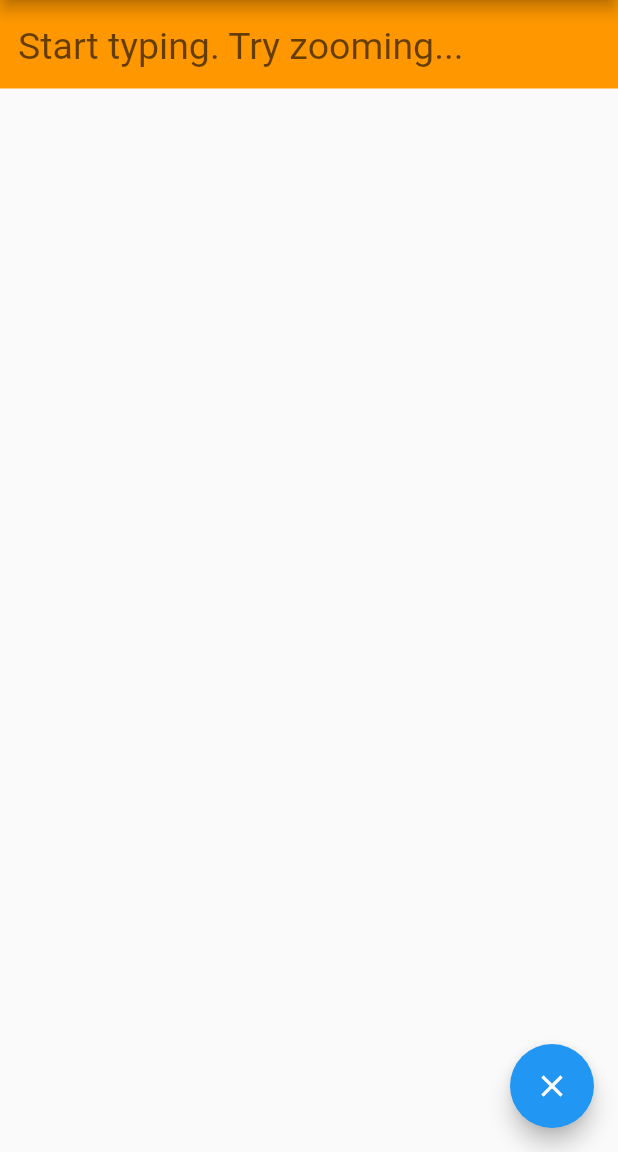
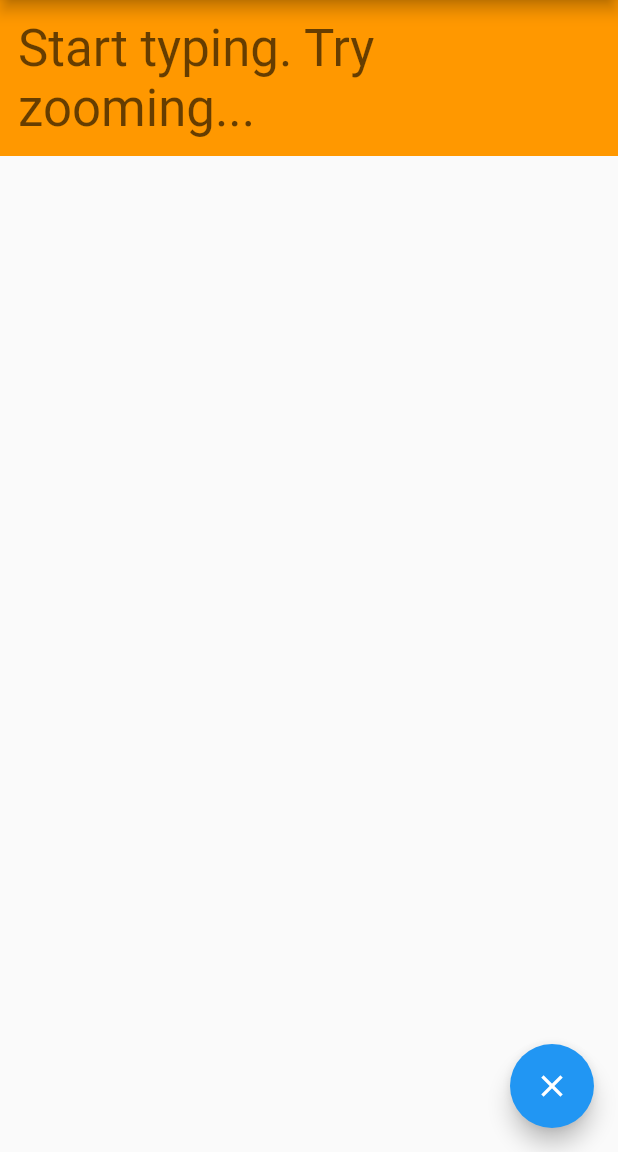
Before and after one commit to andytwoods/big_text, a Flutter app: the screen it shows after launch, on a phone screen of 412 x 824 dp, the part 84-1236 px from its top. Run offline on Flutter 3.47's test engine with Material 2 defaults, Android fonts, the phone set to English and light mode, and no system bars; our stand-ins replace auto_size_text.

Commit message:
resizes text so autofills screen (undersizes at the mo)

```diff
--- a/lib/main.dart
+++ b/lib/main.dart
@@ -46,26 +46,25 @@ class MyHomePage extends StatefulWidget {
 
 const textFieldPadding = EdgeInsets.all(8.0);
 const textFieldTextStyle = TextStyle(fontSize: 30.0);
+const String hintText = 'Start typing. Try zooming...';
+const double MaxFontSize = 200;
+const double MinFontSize = 10;
 
 class _MyHomePageState extends State<MyHomePage> {
   double _scale = 1.0;
 
   final TextEditingController _controller = TextEditingController();
   final GlobalKey _textFieldKey = GlobalKey();
-  final double MaxFontSize = 200;
-  final double MinFontSize = 2;
 
-  double _fontSize = textFieldTextStyle.fontSize;
+  double _fontSize = -1;
 
   @override
   Widget build(BuildContext context) {
-
-
     double getFontSize() {
       double _updatedFontSize = _fontSize * _scale;
-      if(_updatedFontSize < MinFontSize) return MinFontSize;
-      if(_updatedFontSize > MaxFontSize) return MaxFontSize;
-      return  _updatedFontSize;
+      if (_updatedFontSize < MinFontSize) return MinFontSize;
+      if (_updatedFontSize > MaxFontSize) return MaxFontSize;
+      return _updatedFontSize;
     }
 
     return Scaffold(
@@ -80,7 +79,7 @@ class _MyHomePageState extends State<MyHomePage> {
             _scale = scaleDetails.scale;
           });
         },
-        onScaleEnd:  (ScaleEndDetails scaleDetails) {
+        onScaleEnd: (ScaleEndDetails scaleDetails) {
           setState(() {
             _fontSize = _scale * _fontSize;
             _scale = 1;
@@ -93,23 +92,39 @@ class _MyHomePageState extends State<MyHomePage> {
             mainAxisAlignment: MainAxisAlignment.center,
             crossAxisAlignment: CrossAxisAlignment.center,
             children: <Widget>[
-              Expanded(
-                child: TextField(
+              Expanded(child: LayoutBuilder(builder: (context, size) {
+                TextSpan text = new TextSpan(
+                  text: _controller.text,
+                  style: textFieldTextStyle,
+                );
+
+                TextPainter tp = new TextPainter(
+                  text: text,
+                  textDirection: TextDirection.ltr,
+                  textAlign: TextAlign.left,
+                );
+                tp.layout(maxWidth: size.maxWidth);
+
+                if (_fontSize == -1) {
+                  _fontSize = calculateAutoscaleFontSize(
+                      hintText, textFieldTextStyle, MinFontSize, size.maxWidth);
+                }
+
+                return TextField(
+                    controller: _controller,
                     keyboardType: TextInputType.multiline,
                     maxLines: null,
                     key: _textFieldKey,
-                  controller: _controller,
+                    style: textFieldTextStyle.copyWith(fontSize: getFontSize()),
                     decoration: InputDecoration(
-                    hintText: 'Start typing. Try zooming...',
-                    hintStyle: TextStyle(fontSize: 25),
+                      hintText: hintText,
+                      hintStyle: TextStyle(fontSize: _fontSize),
                       border: InputBorder.none,
                       fillColor: Colors.orange,
                       filled: true,
                       //contentPadding: textFieldPadding,
-                  ),
-                  style: textFieldTextStyle.copyWith(fontSize: getFontSize()),
-                ),
-              )
+                    ));
+              }))
             ],
           ),
         ),
@@ -117,10 +132,32 @@ class _MyHomePageState extends State<MyHomePage> {
       floatingActionButton: FloatingActionButton(
         tooltip: 'Clear text',
         child: Icon(Icons.clear),
-        onPressed: (){
+        onPressed: () {
           _controller.clear();
         },
       ), // This trailing comma makes auto-formatting nicer for build methods.
     );
   }
 }
+
+double calculateAutoscaleFontSize(
+    String text, TextStyle style, double startFontSize, double maxWidth) {
+  final textPainter = TextPainter(textDirection: TextDirection.ltr);
+
+  var currentFontSize = startFontSize;
+
+  for (var i = 0; i < 100; i++) {
+    // limit max iterations to 100
+    final nextFontSize = currentFontSize + 1;
+    final nextTextStyle = style.copyWith(fontSize: nextFontSize);
+    textPainter.text = TextSpan(text: text, style: nextTextStyle);
+    textPainter.layout();
+    if (textPainter.width >= maxWidth) {
+      break;
+    } else {
+      currentFontSize = nextFontSize;
+      // continue iteration
+    }
+  }
+  return currentFontSize;
+}
```
Lines whose indentation alone changed are shown as unchanged.
